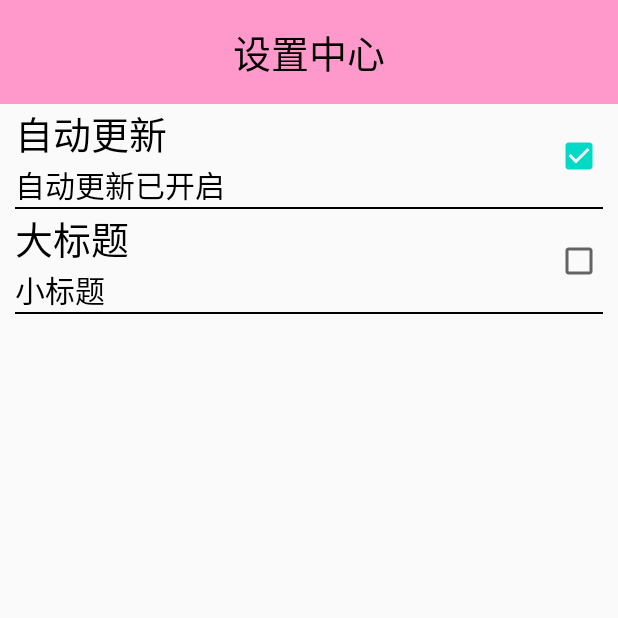
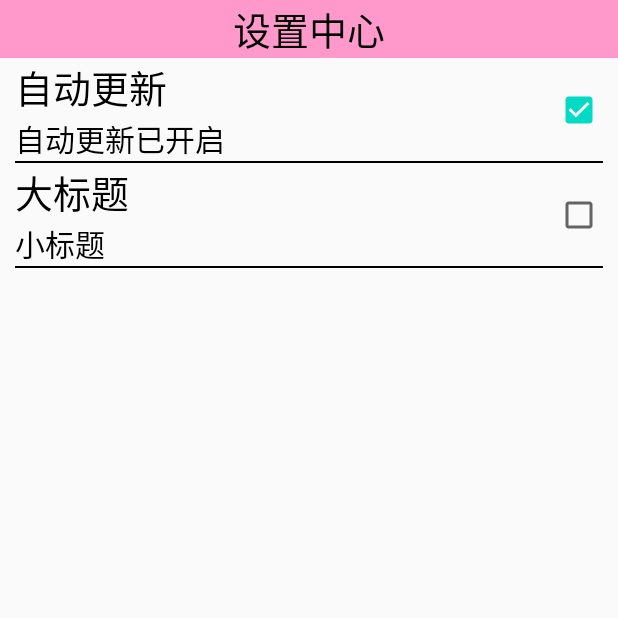
Before and after one commit to 1248774172/mobilesafe, an Android app: the SettingActivity screen opened directly, with no data from a screen before it, on a phone screen of 412 x 824 dp, the top half of it. Run offline under Robolectric (Android 15) with nearby library versions, the phone set to English and light mode, and no system bars.

Commit message:
实现更改状态栏样式

```diff
--- /dev/null
+++ b/app/src/main/res/values-v19/styles.xml
@@ -0,0 +1,12 @@
+<?xml version="1.0" encoding="utf-8"?>
+<resources>
+
+    <style name="AppTheme" parent="Theme.AppCompat.Light.DarkActionBar">
+        <!-- Customize your theme here. -->
+        <item name="colorPrimary">@color/colorPrimary</item>
+        <item name="colorPrimaryDark">@color/colorPrimaryDark</item>
+        <item name="colorAccent">@color/colorAccent</item>
+        <item name="windowNoTitle">true</item>
+        <item name="android:windowTranslucentStatus">true</item>
+    </style>
+</resources>
--- a/app/src/main/res/values/styles.xml
+++ b/app/src/main/res/values/styles.xml
@@ -23,6 +23,8 @@
         <item name="android:gravity">center</item>
         <item name="android:background">#FF99CC</item>
         <item name="android:textSize">25sp</item>
+        <item name="background">@android:color/holo_blue_bright</item>
+        <item name="android:fitsSystemWindows">true</item>
     </style>
 
 </resources>
```
